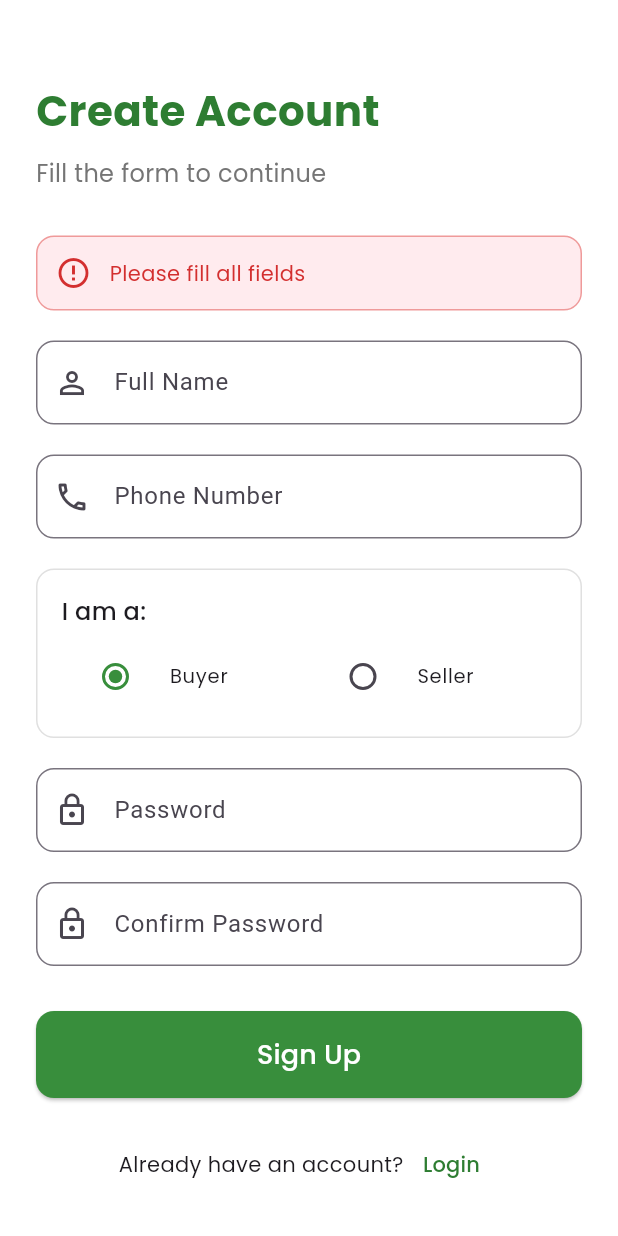
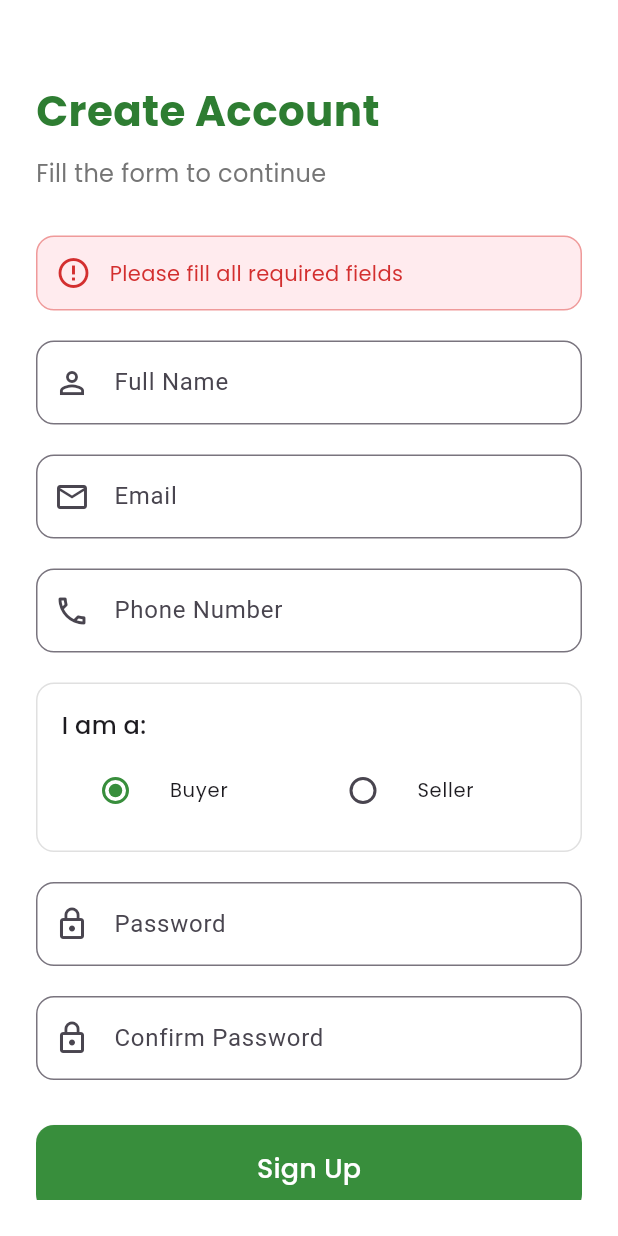
Before and after one commit to sp22-bse-003/kissan-app, a Flutter app: the SignUpScreen screen opened directly, after a tap on "Sign Up", on a phone screen of 412 x 824 dp. Run offline on Flutter 3.47's test engine with Material 3 defaults, Android fonts, the phone set to English and light mode, and no system bars; our stand-ins replace cloud_firestore, firebase_auth, firebase_core, firebase_messaging, firebase_storage, flutter_local_notifications and 6 more; missing offline and left inert: google_mlkit_translation; accounts and stored records are empty; network calls fail.

Commit message:
Convert authentication from phone to email, add buyer/seller role selection with conditional fields, implement role-based navigation, and improve password reset with better error handling

```diff
--- a/lib/screens/otp_screen.dart
+++ b/lib/screens/otp_screen.dart
@@ -115,11 +115,7 @@ class _OTPScreenState extends State<OTPScreen> {
             if (mounted) {
               Navigator.pushReplacement(
                 context,
-                MaterialPageRoute(
-                  builder:
-                      (context) =>
-                          SignUpScreen(phoneNumber: widget.phoneNumber),
-                ),
+                MaterialPageRoute(builder: (context) => const SignUpScreen()),
               );
             }
           } else {
--- a/lib/screens/sign_up.dart
+++ b/lib/screens/sign_up.dart
@@ -1,14 +1,12 @@
 import 'package:flutter/material.dart';
-import 'package:flutter/foundation.dart';
 import 'package:google_fonts/google_fonts.dart';
 import 'package:kissan/screens/sign_in.dart';
 import 'package:kissan/core/services/auth_service.dart';
 import 'package:kissan/Buyers Screens/main_navigation.dart';
+import 'package:kissan/Seller/screens/dashboard_screen.dart';
 
 class SignUpScreen extends StatefulWidget {
-  final String? phoneNumber;
-
-  const SignUpScreen({super.key, this.phoneNumber});
+  const SignUpScreen({super.key});
 
   @override
   State<SignUpScreen> createState() => _SignUpScreenState();
@@ -16,38 +14,67 @@ class SignUpScreen extends StatefulWidget {
 
 class _SignUpScreenState extends State<SignUpScreen> {
   final _nameController = TextEditingController();
-  final _phoneController = TextEditingController();
+  final _emailController = TextEditingController();
   final _passwordController = TextEditingController();
   final _confirmPasswordController = TextEditingController();
+  // Seller-specific fields
+  final _cnicController = TextEditingController();
+  final _phoneController = TextEditingController();
+  final _locationController = TextEditingController();
+
   bool _isLoading = false;
   String? _errorMessage;
   String _selectedRole = 'buyer';
 
   @override
-  void initState() {
-    super.initState();
-    if (widget.phoneNumber != null) {
-      _phoneController.text = widget.phoneNumber!.replaceAll('+92', '');
-    }
-  }
-
-  @override
   void dispose() {
     _nameController.dispose();
-    _phoneController.dispose();
+    _emailController.dispose();
     _passwordController.dispose();
     _confirmPasswordController.dispose();
+    _cnicController.dispose();
+    _phoneController.dispose();
+    _locationController.dispose();
     super.dispose();
   }
 
+  String? _validateCNIC(String cnic) {
+    // Pakistan CNIC format: 12345-1234567-1
+    final cnicRegex = RegExp(r'^\d{5}-\d{7}-\d{1}$');
+    if (!cnicRegex.hasMatch(cnic)) {
+      return 'Invalid CNIC format. Use: 12345-1234567-1';
+    }
+    return null;
+  }
+
   Future<void> _handleSignUp() async {
+    // Basic validation
     if (_nameController.text.isEmpty ||
+        _emailController.text.isEmpty ||
         _phoneController.text.isEmpty ||
         _passwordController.text.isEmpty) {
       setState(() {
-        _errorMessage = 'Please fill all fields';
+        _errorMessage = 'Please fill all required fields';
       });
       return;
+    }
+
+    // Seller-specific validation
+    if (_selectedRole == 'seller') {
+      if (_cnicController.text.isEmpty || _locationController.text.isEmpty) {
+        setState(() {
+          _errorMessage = 'Please fill all seller information';
+        });
+        return;
+      }
+
+      final cnicError = _validateCNIC(_cnicController.text);
+      if (cnicError != null) {
+        setState(() {
+          _errorMessage = cnicError;
+        });
+        return;
+      }
     }
 
     if (_passwordController.text != _confirmPasswordController.text) {
@@ -70,24 +97,30 @@ class _SignUpScreenState extends State<SignUpScreen> {
     });
 
     try {
-      String phoneNumber = _phoneController.text.trim();
-      if (!phoneNumber.startsWith('+')) {
-        phoneNumber = '+92$phoneNumber';
-      }
-
-      final user = await AuthService.instance.signUpWithPhonePassword(
-        phoneNumber: phoneNumber,
+      final credential = await AuthService.instance.signUpWithEmailPassword(
+        email: _emailController.text.trim(),
         password: _passwordController.text,
         name: _nameController.text,
         role: _selectedRole,
+        phone: '+92${_phoneController.text}',
+        cnic: _selectedRole == 'seller' ? _cnicController.text : null,
+        location: _selectedRole == 'seller' ? _locationController.text : null,
       );
 
-      if (user != null && mounted) {
+      if (credential != null && mounted) {
+        // Navigate based on role
+        if (_selectedRole == 'seller') {
+          Navigator.pushReplacement(
+            context,
+            MaterialPageRoute(builder: (context) => const DashboardScreen()),
+          );
+        } else {
           Navigator.pushAndRemoveUntil(
             context,
             MaterialPageRoute(builder: (context) => const MainNavigation()),
             (route) => false,
           );
+        }
       }
     } catch (e) {
       if (mounted) {
@@ -179,46 +212,23 @@ class _SignUpScreenState extends State<SignUpScreen> {
                 ),
                 const SizedBox(height: 20),
 
-                // Test Phone Number Hint (Development Only)
-                if (kDebugMode)
-                  Container(
-                    padding: const EdgeInsets.all(12),
-                    margin: const EdgeInsets.only(bottom: 20),
-                    decoration: BoxDecoration(
-                      color: Colors.blue[50],
+                // Email
+                TextField(
+                  controller: _emailController,
+                  enabled: !_isLoading,
+                  keyboardType: TextInputType.emailAddress,
+                  decoration: InputDecoration(
+                    labelText: "Email",
+                    hintText: "example@email.com",
+                    prefixIcon: const Icon(Icons.email_outlined),
+                    border: OutlineInputBorder(
                       borderRadius: BorderRadius.circular(12),
-                      border: Border.all(color: Colors.blue[200]!),
-                    ),
-                    child: Column(
-                      crossAxisAlignment: CrossAxisAlignment.start,
-                      children: [
-                        Row(
-                          children: [
-                            Icon(Icons.bug_report, color: Colors.blue[700]),
-                            const SizedBox(width: 8),
-                            Text(
-                              'Test Mode',
-                              style: GoogleFonts.poppins(
-                                color: Colors.blue[900],
-                                fontWeight: FontWeight.bold,
-                                fontSize: 14,
                     ),
                   ),
-                          ],
                 ),
-                        const SizedBox(height: 8),
-                        Text(
-                          'Test number: 3001234567 (no SMS sent)',
-                          style: GoogleFonts.poppins(
-                            color: Colors.blue[700],
-                            fontSize: 12,
-                          ),
-                        ),
-                      ],
-                    ),
-                  ),
+                const SizedBox(height: 20),
 
-                // Phone Number
+                // Phone Number (for all users)
                 TextField(
                   controller: _phoneController,
                   enabled: !_isLoading,
@@ -297,6 +307,40 @@ class _SignUpScreenState extends State<SignUpScreen> {
                   ),
                 ),
                 const SizedBox(height: 20),
+
+                // Seller-specific fields
+                if (_selectedRole == 'seller') ...[
+                  // CNIC
+                  TextField(
+                    controller: _cnicController,
+                    enabled: !_isLoading,
+                    keyboardType: TextInputType.number,
+                    decoration: InputDecoration(
+                      labelText: "CNIC",
+                      hintText: "12345-1234567-1",
+                      prefixIcon: const Icon(Icons.credit_card),
+                      border: OutlineInputBorder(
+                        borderRadius: BorderRadius.circular(12),
+                      ),
+                    ),
+                  ),
+                  const SizedBox(height: 20),
+
+                  // Location
+                  TextField(
+                    controller: _locationController,
+                    enabled: !_isLoading,
+                    decoration: InputDecoration(
+                      labelText: "Location",
+                      hintText: "City, Province",
+                      prefixIcon: const Icon(Icons.location_on_outlined),
+                      border: OutlineInputBorder(
+                        borderRadius: BorderRadius.circular(12),
+                      ),
+                    ),
+                  ),
+                  const SizedBox(height: 20),
+                ],
 
                 // Password
                 TextField(
```
Also changed, not shown: lib/core/services/auth_service.dart (+81 -167 lines), lib/screens/forgot_password.dart (+97 -90 lines), lib/screens/sign_in.dart (+29 -20 lines). Lines whose indentation alone changed are shown as unchanged.
